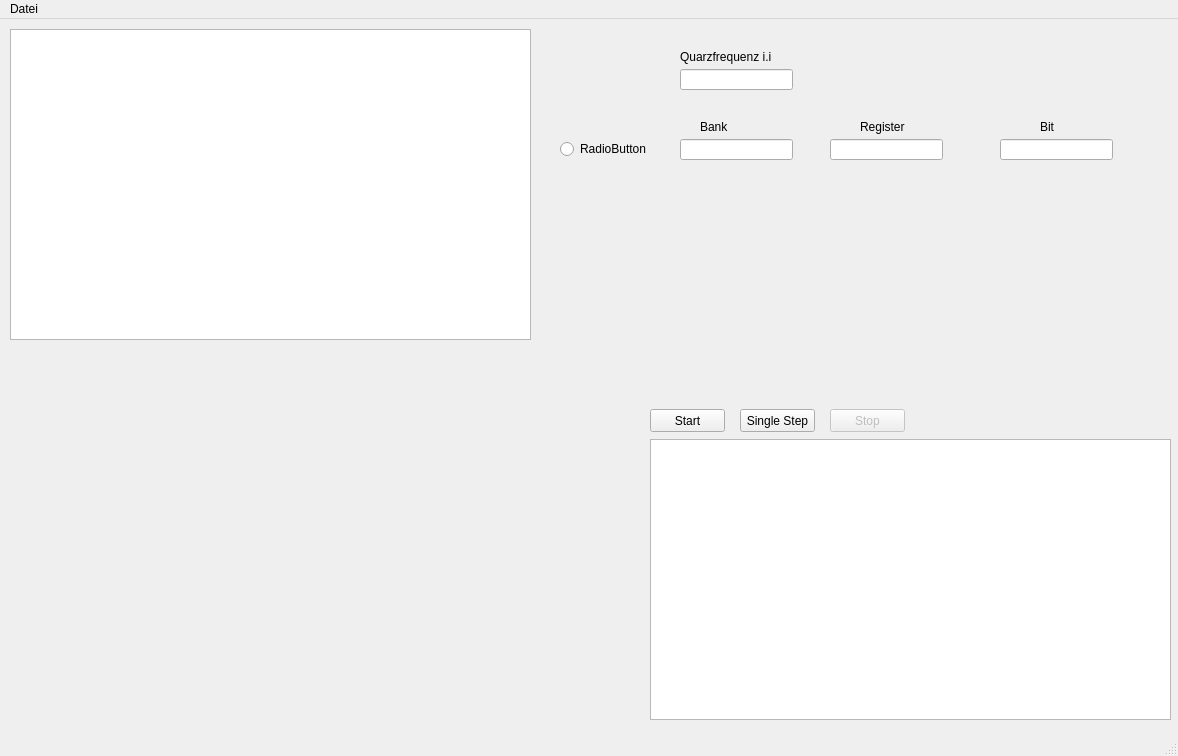
Old version of the form mainwindow.ui in the repository nudeldunker/PIC.
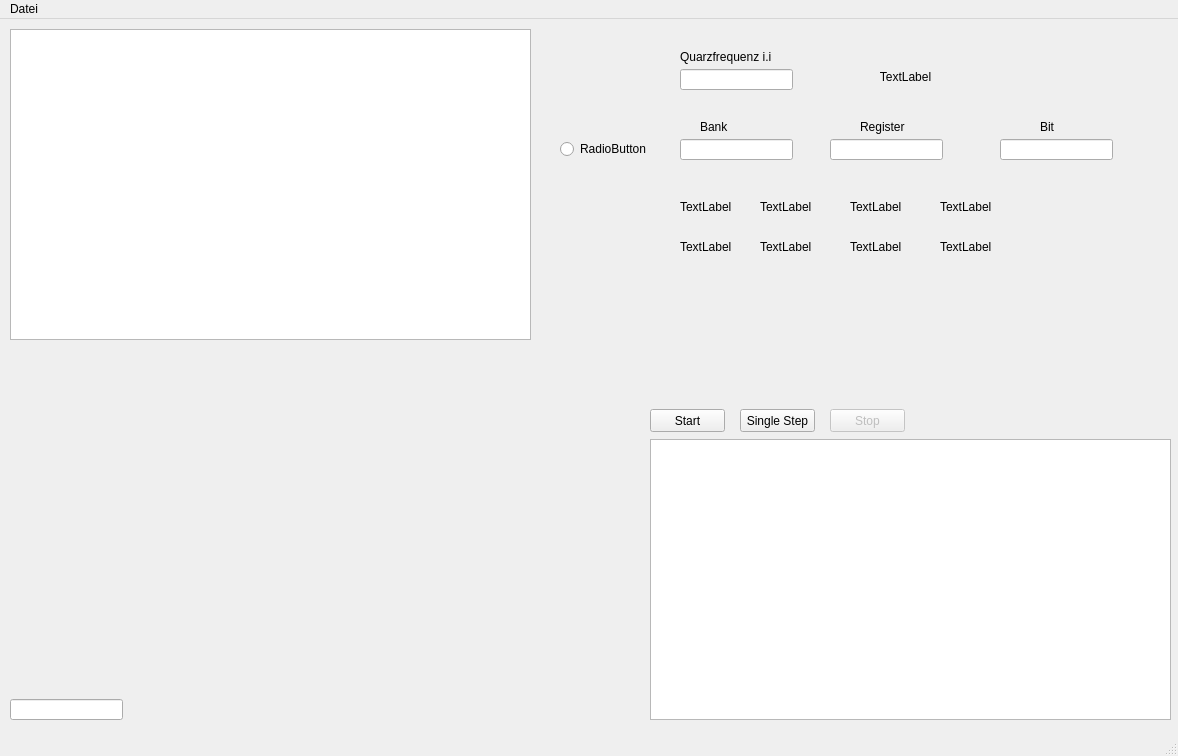
New version of the form.

Commit message:
Anzeige für Laufzeit und Stack[i] implementiert
Stackanzeige noch „unsauber“ -> newbig funktioniert aber zuverlässig ->
wird iwann geändert

The edit to the form file:
```diff
--- a/mainwindow.ui
+++ b/mainwindow.ui
@@ -190,6 +190,136 @@
      <string>RadioButton</string>
     </property>
    </widget>
+   <widget class="QLabel" name="LaufzeitDisplay">
+    <property name="geometry">
+     <rect>
+      <x>840</x>
+      <y>50</y>
+      <width>131</width>
+      <height>16</height>
+     </rect>
+    </property>
+    <property name="text">
+     <string>TextLabel</string>
+    </property>
+    <property name="alignment">
+     <set>Qt::AlignCenter</set>
+    </property>
+   </widget>
+   <widget class="QLabel" name="Stack0">
+    <property name="geometry">
+     <rect>
+      <x>680</x>
+      <y>180</y>
+      <width>59</width>
+      <height>16</height>
+     </rect>
+    </property>
+    <property name="text">
+     <string>TextLabel</string>
+    </property>
+   </widget>
+   <widget class="QLabel" name="Stack1">
+    <property name="geometry">
+     <rect>
+      <x>760</x>
+      <y>180</y>
+      <width>59</width>
+      <height>16</height>
+     </rect>
+    </property>
+    <property name="text">
+     <string>TextLabel</string>
+    </property>
+   </widget>
+   <widget class="QLabel" name="Stack2">
+    <property name="geometry">
+     <rect>
+      <x>850</x>
+      <y>180</y>
+      <width>59</width>
+      <height>16</height>
+     </rect>
+    </property>
+    <property name="text">
+     <string>TextLabel</string>
+    </property>
+   </widget>
+   <widget class="QLabel" name="Stack3">
+    <property name="geometry">
+     <rect>
+      <x>940</x>
+      <y>180</y>
+      <width>59</width>
+      <height>16</height>
+     </rect>
+    </property>
+    <property name="text">
+     <string>TextLabel</string>
+    </property>
+   </widget>
+   <widget class="QLabel" name="Stack4">
+    <property name="geometry">
+     <rect>
+      <x>680</x>
+      <y>220</y>
+      <width>59</width>
+      <height>16</height>
+     </rect>
+    </property>
+    <property name="text">
+     <string>TextLabel</string>
+    </property>
+   </widget>
+   <widget class="QLabel" name="Stack5">
+    <property name="geometry">
+     <rect>
+      <x>760</x>
+      <y>220</y>
+      <width>59</width>
+      <height>16</height>
+     </rect>
+    </property>
+    <property name="text">
+     <string>TextLabel</string>
+    </property>
+   </widget>
+   <widget class="QLabel" name="Stack6">
+    <property name="geometry">
+     <rect>
+      <x>850</x>
+      <y>220</y>
+      <width>59</width>
+      <height>16</height>
+     </rect>
+    </property>
+    <property name="text">
+     <string>TextLabel</string>
+    </property>
+   </widget>
+   <widget class="QLabel" name="Stack7">
+    <property name="geometry">
+     <rect>
+      <x>940</x>
+      <y>220</y>
+      <width>59</width>
+      <height>16</height>
+     </rect>
+    </property>
+    <property name="text">
+     <string>TextLabel</string>
+    </property>
+   </widget>
+   <widget class="QLineEdit" name="inputtest">
+    <property name="geometry">
+     <rect>
+      <x>10</x>
+      <y>680</y>
+      <width>113</width>
+      <height>21</height>
+     </rect>
+    </property>
+   </widget>
   </widget>
   <widget class="QMenuBar" name="menubar">
    <property name="geometry">
```
The commit also changes 3 other files.
